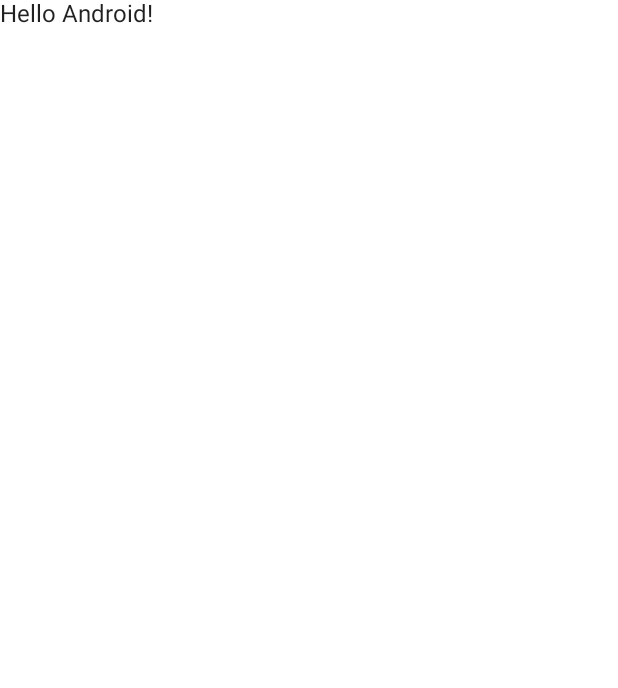
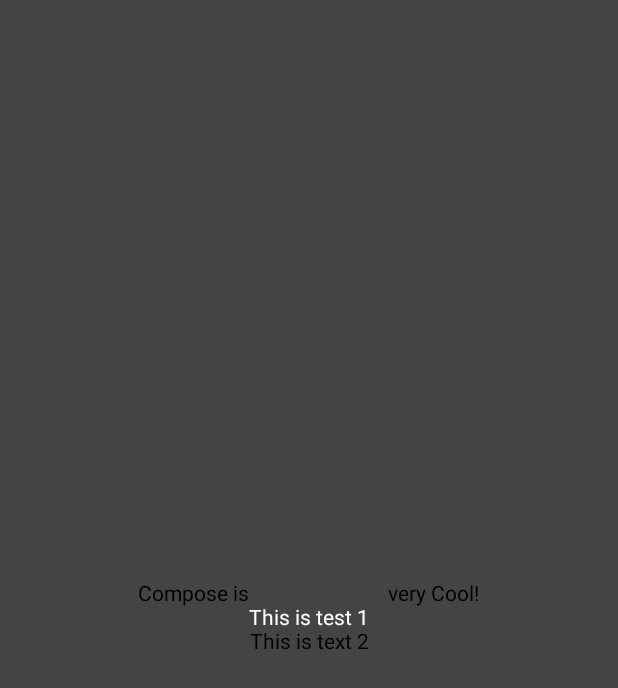
Before and after one commit to fcenesiz/compose-practices, an Android app built with Jetpack Compose: the screen it shows after launch (MainActivity), on a phone screen of 412 x 824 dp. Before the commit the part shown is almost empty. Shown: the top 688 px of the screen. Run offline under Robolectric (Android 15) with nearby library versions, the phone set to English and light mode, and no system bars.

Commit message:
rows, columns & basic sizing

```diff
--- a/app/src/main/java/com/fcenesiz/compose_practices/MainActivity.kt
+++ b/app/src/main/java/com/fcenesiz/compose_practices/MainActivity.kt
@@ -3,41 +3,50 @@ package com.fcenesiz.compose_practices
 import android.os.Bundle
 import androidx.activity.ComponentActivity
 import androidx.activity.compose.setContent
-import androidx.compose.foundation.layout.fillMaxSize
+import androidx.compose.foundation.background
+import androidx.compose.foundation.layout.*
 import androidx.compose.material.MaterialTheme
 import androidx.compose.material.Surface
 import androidx.compose.material.Text
 import androidx.compose.runtime.Composable
+import androidx.compose.ui.Alignment
 import androidx.compose.ui.Modifier
+import androidx.compose.ui.graphics.Color
 import androidx.compose.ui.tooling.preview.Preview
+import androidx.compose.ui.unit.dp
 import com.fcenesiz.compose_practices.ui.theme.ComposePracticesTheme
 
 class MainActivity : ComponentActivity() {
     override fun onCreate(savedInstanceState: Bundle?) {
         super.onCreate(savedInstanceState)
         setContent {
-            ComposePracticesTheme {
-                // A surface container using the 'background' color from the theme
-                Surface(
-                    modifier = Modifier.fillMaxSize(),
-                    color = MaterialTheme.colors.background
-                ) {
-                    Greeting("Android")
-                }
+            Column(
+                modifier = Modifier
+                    .fillMaxSize(1f)
+                    .background(Color.DarkGray),
+                horizontalAlignment = Alignment.CenterHorizontally,
+                verticalArrangement = Arrangement.Center
+            ) {
+                Title()
+                Text(
+                    color = Color.White,
+                    text = "This is test 1"
+                )
+                Text(text = "This is text 2")
+
             }
+
         }
     }
 }
 
 @Composable
-fun Greeting(name: String) {
-    Text(text = "Hello $name!")
-}
-
-@Preview(showBackground = true)
-@Composable
-fun DefaultPreview() {
-    ComposePracticesTheme {
-        Greeting("Android")
+fun Title() {
+    Row(
+        modifier = Modifier.fillMaxWidth(),
+        horizontalArrangement = Arrangement.SpaceEvenly
+    ) {
+        Text(text = "Compose is")
+        Text(text = "very Cool!")
     }
 }
```
